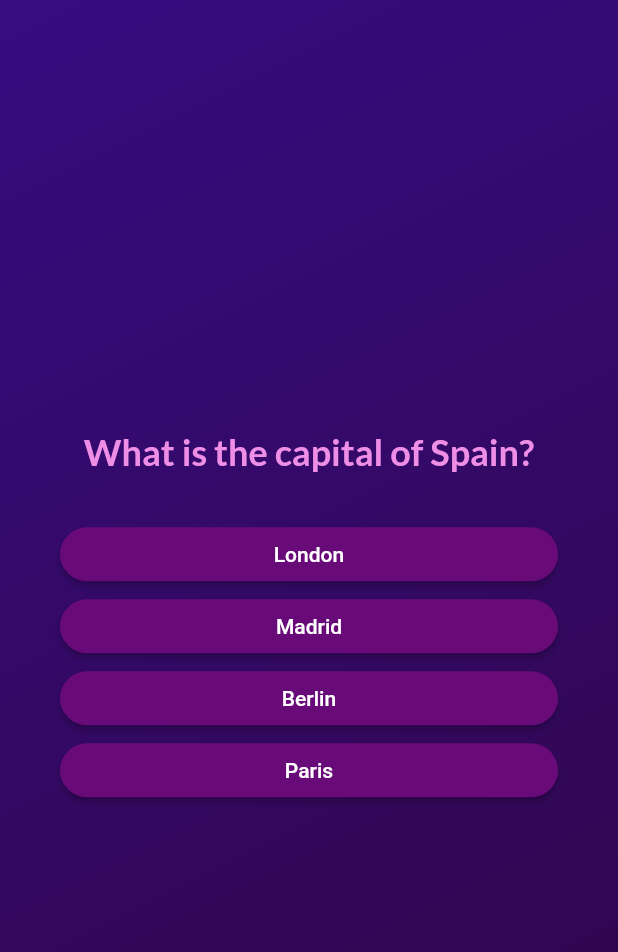
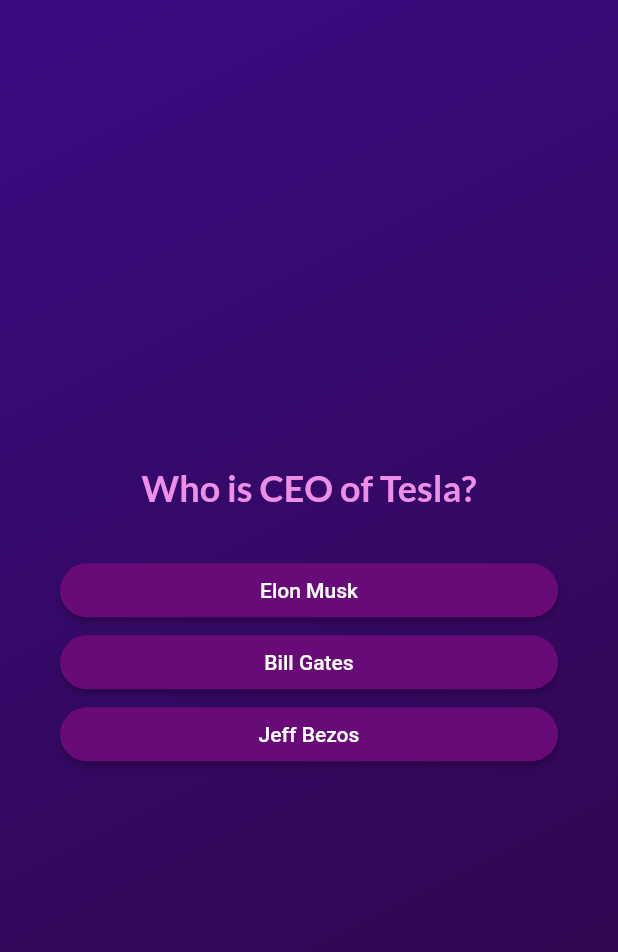
Before and after one commit to vgurguriev/quizz, a Flutter app: the screen it shows after launch, after a tap on "Start Quizz", after a tap on "Paris", on a phone screen of 412 x 824 dp. Shown: the top 952 px of the screen. Run offline on Flutter 3.47's test engine with Material 2 defaults, Android fonts, the phone set to English and light mode, and no system bars; our stand-ins replace google_fonts.

Commit message:
Implemented quiz summary and fixed colors.

```diff
--- a/lib/data/questions.dart
+++ b/lib/data/questions.dart
@@ -1,12 +1,19 @@
 import 'package:quizz/models/quiz_question.dart';
 
+// first answer to the question is always the correct one
 const questions = [
   QuizQuestion('What is the capital of France?',
-      ['Paris', 'London', 'Berlin', 'Madrid']),
-  QuizQuestion('What is the capital of Spain?',
-      ['Paris', 'London', 'Berlin', 'Madrid']),
-  QuizQuestion('What is the capital of Germany?',
-      ['Paris', 'London', 'Berlin', 'Madrid']),
-  QuizQuestion('What is the capital of England?',
-      ['Paris', 'London', 'Berlin', 'Madrid']),
+   ['Paris', 'London', 'Berlin']),
+  QuizQuestion('Who is CEO of Tesla?',
+   ['Elon Musk', 'Jeff Bezos', 'Bill Gates']),
+  QuizQuestion('The iPhone was created by which company?',
+   ['Apple', 'Intel', 'Amazon']),
+  QuizQuestion('What is the largest country in the world?',
+   ['Russia', 'Canada', 'China']),
+  QuizQuestion('What is the longest river in the world?',
+   ['Nile', 'Amazon', 'Yangtze']),
+  QuizQuestion('What is the hottest continent on Earth?',
+   ['Africa', 'Asia', 'South America']),
+  QuizQuestion('What is the capital of Australia?',
+   ['Sydney', 'Canberra', 'Melbourne']),
 ];
--- a/lib/quiz.dart
+++ b/lib/quiz.dart
@@ -1,5 +1,7 @@
 import 'package:flutter/material.dart';
+import 'package:quizz/data/questions.dart';
 import 'package:quizz/questions_screen.dart';
+import 'package:quizz/results_screen.dart';
 import 'package:quizz/start_screen.dart';
 
 class Quiz extends StatefulWidget {
@@ -12,7 +14,7 @@ class Quiz extends StatefulWidget {
 }
 
 class _QuizState extends State<Quiz> {
-  final List<String> selectedAnswers = [];
+  List<String> selectedAnswers = [];
   var activeScreen = 'start-screen';
 
   switchScreen() {
@@ -23,13 +25,39 @@ class _QuizState extends State<Quiz> {
 
   void chooseAnswer(String answer) {
     selectedAnswers.add(answer);
+
+    if (selectedAnswers.length == questions.length) {
+      setState(() {
+        activeScreen = 'results-screen';
+      });
+    } else {
+      setState(() {
+        activeScreen = 'questions-screen';
+      });
+    }
+  }
+
+  void restartQuiz() {
+    setState(() {
+      selectedAnswers = [];
+      activeScreen = 'start-screen';
+    });
   }
 
   @override
   Widget build(context) {
     Widget screenWidget = activeScreen == 'start-screen'
         ? StartScreen(switchScreen)
-        : QuestionsScreen(onSeectAnswer: chooseAnswer,);
+        : QuestionsScreen(
+      onSeectAnswer: chooseAnswer,
+    );
+
+    if (activeScreen == 'results-screen') {
+      screenWidget = ResultsScreen(
+        chosenAnswers: selectedAnswers,
+        onRestart: restartQuiz,
+      );
+    }
 
     return MaterialApp(
       home: Scaffold(
```
Also changed, not shown: lib/questions_summary/question_identifier.dart (added, +35 -0 lines), lib/questions_summary/questions_summary.dart (added, +22 -0 lines), lib/questions_summary/summary_item.dart (added, +50 -0 lines), lib/results_screen.dart (added, +72 -0 lines). Lines whose indentation alone changed are shown as unchanged.
